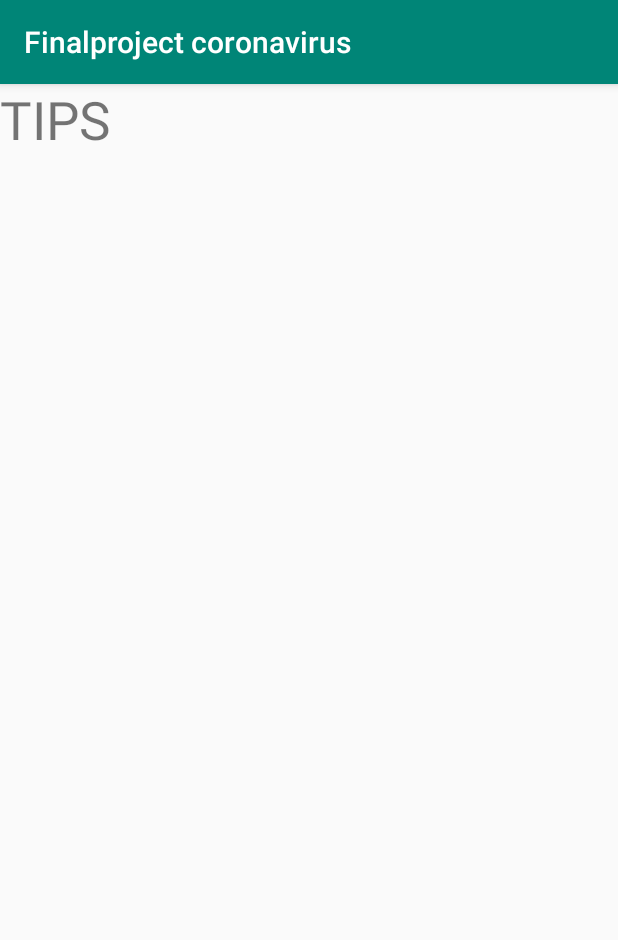
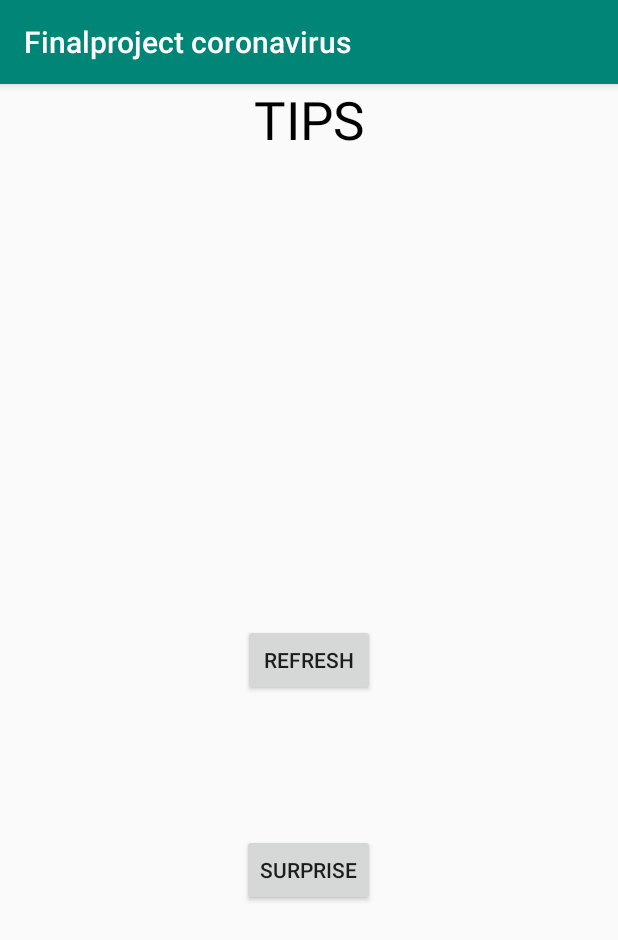
Before and after one commit to fengzhu2/Finalproject_coronavirus2, an Android app: the Main2Activity screen opened directly, with no data from a screen before it, on a phone screen of 412 x 824 dp. Shown: the top 940 px of the screen. Run offline under Robolectric (Android 15) with nearby library versions, the phone set to English and light mode, and no system bars; network calls fail.

```diff
--- a/app/src/main/AndroidManifest.xml
+++ b/app/src/main/AndroidManifest.xml
@@ -11,6 +11,7 @@
         android:roundIcon="@mipmap/ic_launcher_round"
         android:supportsRtl="true"
         android:theme="@style/AppTheme">
+        <activity android:name=".MiniGame"/>
         <activity android:name=".Main2Activity" />
         <activity android:name=".Tips" />
         <activity android:name=".Map" />
--- a/app/src/main/java/com/example/finalprojectcoronavirus/Main2Activity.java
+++ b/app/src/main/java/com/example/finalprojectcoronavirus/Main2Activity.java
@@ -2,13 +2,46 @@ package com.example.finalprojectcoronavirus;
 
 import androidx.appcompat.app.AppCompatActivity;
 
+import android.content.Intent;
 import android.os.Bundle;
+import android.view.View;
+import android.widget.Button;
+import android.widget.TextView;
+
+import java.util.Random;
 
 public class Main2Activity extends AppCompatActivity {
+    private Button miniGame, button;
+    private TextView tipsRandom;
 
     @Override
     protected void onCreate(Bundle savedInstanceState) {
         super.onCreate(savedInstanceState);
         setContentView(R.layout.activity_main2);
+        tipsRandom = findViewById(R.id.randomTips);
+        miniGame = findViewById(R.id.minigame);
+        miniGame.setOnClickListener(new View.OnClickListener() {
+            @Override
+            public void onClick(View v) {
+                openMiniGame();
+            }
+        });
+        button = findViewById(R.id.random);
+        button.setOnClickListener(new View.OnClickListener() {
+            @Override
+            public void onClick(View v) {
+                Random newTips = new Random();
+                int i = newTips.nextInt(tips.length);
+                tipsRandom.setText(tips[i]);
+            }
+        });
     }
+    public void openMiniGame() {
+        Intent intent = new Intent(this, MiniGame.class);
+        startActivity(intent);
+    }
+    private String tips[] = {"STAY home as much as you can", "KEEP a safe distance", "WASH hands often",
+    "Call ahead when feeling sick", "Clean and disinfect frequently touched objects and surfaces daily",
+    "Cover your cough or sneeze with a tissue", "WEAR a mask when going out", "COVER your face when going out",
+    "USE a household disinfectant","Actually following the stay home orders"};
 }
--- a/app/src/main/res/layout/activity_main2.xml
+++ b/app/src/main/res/layout/activity_main2.xml
@@ -5,13 +5,40 @@
     android:layout_height="match_parent"
     xmlns:tools="http://schemas.android.com/tools"
     tools:context=".Main2Activity">
+
 <TextView
     android:id="@+id/newTips"
-    android:text="TIPS"
+    android:text="@string/TIPS"
     android:textSize="35sp"
-    android:layout_width="match_parent"
-    android:layout_height="match_parent"
+    android:layout_width="wrap_content"
+    android:layout_height="wrap_content"
     android:layout_centerHorizontal="true"
-    android:layout_centerVertical="true"
+    android:textColor="@color/colorBlack"
     />
+    <Button
+        android:id="@+id/minigame"
+        android:text="@string/surprise"
+        android:layout_width="wrap_content"
+        android:layout_height="wrap_content"
+        android:layout_centerHorizontal="true"
+        android:layout_marginTop="500dp"
+        />
+
+    <TextView
+        android:id="@+id/randomTips"
+        android:layout_width="wrap_content"
+        android:layout_height="wrap_content"
+        android:textSize="30sp"
+        android:textColor="@color/colorBlack"
+        android:layout_centerHorizontal="true"
+        android:layout_marginTop="180dp"
+        />
+    <Button
+        android:id="@+id/random"
+        android:text="@string/refresh"
+        android:layout_width="wrap_content"
+        android:layout_height="wrap_content"
+        android:layout_centerVertical="true"
+        android:layout_centerHorizontal="true"
+        />
 </RelativeLayout>
--- a/app/src/main/res/values/strings.xml
+++ b/app/src/main/res/values/strings.xml
@@ -9,4 +9,7 @@
     <string name="recovered">Recovered</string>
     <string name="cases">CASES</string>
     <string name="actualTips">TIPS</string>
+    <string name="surprise">Surprise</string>
+    <string name="TIPS">TIPS</string>
+    <string name="refresh">refresh</string>
 </resources>
```
Also changed, not shown: app/src/main/java/com/example/finalprojectcoronavirus/MiniGame.java (added, +26 -0 lines), app/src/main/res/layout/activity_mini_game.xml (added, +15 -0 lines).
